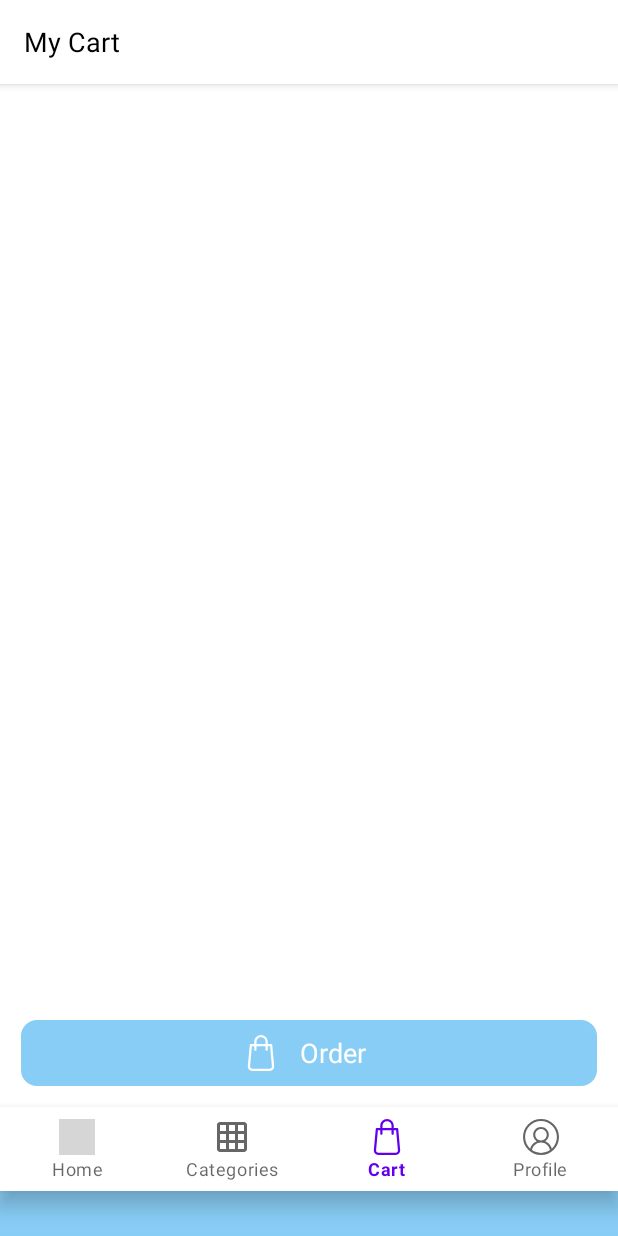
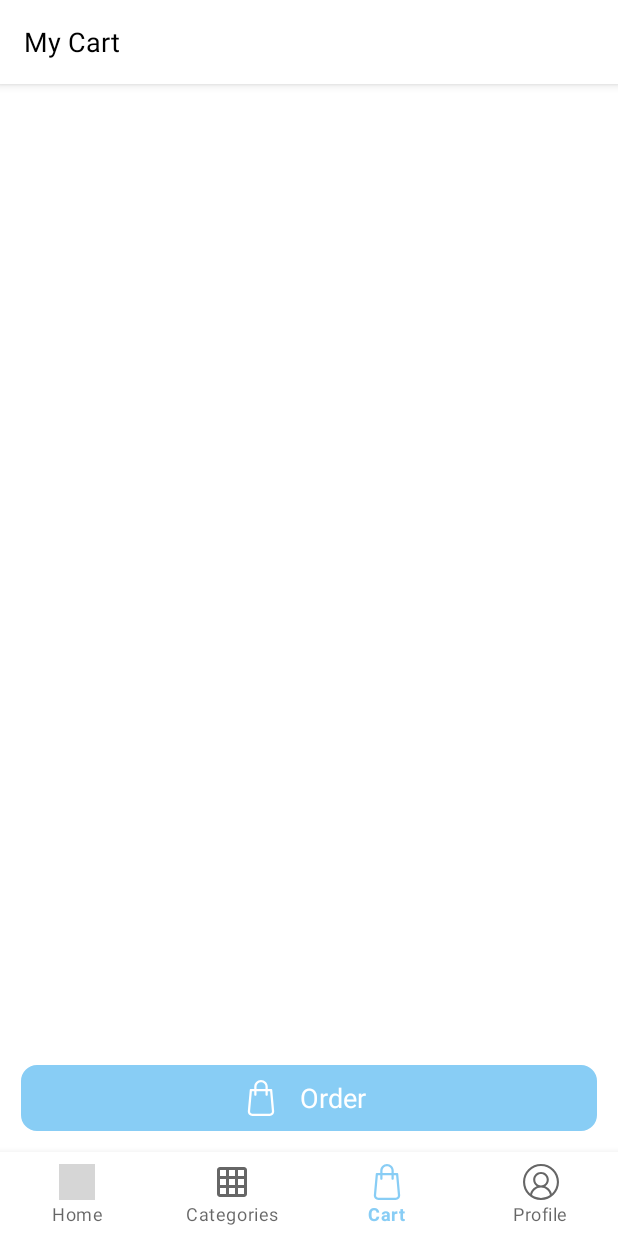
Before and after one commit to Rabinagurung/medlife, an Android app: the HomeFragment screen opened directly, with no data from a screen before it, item 3 of the bottom bar chosen, on a phone screen of 412 x 824 dp. Run offline under Robolectric (Android 15) with nearby library versions, the phone set to English and light mode, and no system bars; libraries missing offline, so code that uses them is left out: com.smarteist.autoimageslider; 2 statements that could not run were skipped; grey boxes are pictures that could not be loaded.

Commit message:
minor fix

```diff
--- a/app/src/main/res/layout/activity_main.xml
+++ b/app/src/main/res/layout/activity_main.xml
@@ -24,12 +24,15 @@
 
     <com.google.android.material.bottomnavigation.BottomNavigationView
         android:id="@+id/homeBottomNav"
+        android:layout_alignParentBottom="true"
         android:layout_width="match_parent"
         android:layout_height="wrap_content"
         android:layout_above="@id/bottom_content"
         app:labelVisibilityMode="labeled"
         app:menu="@menu/bottom_nav" />
+
     <LinearLayout
+        android:visibility="gone"
         android:id="@+id/bottom_content"
         android:layout_width="match_parent"
         android:layout_height="30dp"
--- a/app/src/main/res/values/colors.xml
+++ b/app/src/main/res/values/colors.xml
@@ -3,8 +3,8 @@
 
 
     <color name="purple_200">#FFBB86FC</color>
-    <color name="purple_500">#FF6200EE</color>
-    <color name="purple_700">#FF3700B3</color>
+    <color name="purple_500">#88CDF5</color>
+    <color name="purple_700">#88CDF5</color>
     <color name="teal_200">#FF03DAC5</color>
     <color name="teal_700">#FF018786</color>
     <color name="black">#FF000000</color>
--- a/app/src/main/res/values/themes.xml
+++ b/app/src/main/res/values/themes.xml
@@ -15,7 +15,14 @@
     </style>
 
     <style name="Theme.HomeTheme" parent="Theme.MaterialComponents.DayNight.NoActionBar">
-
-
+        <item name="colorPrimary">@color/blue</item>
+        <item name="colorPrimaryVariant">@color/blue</item>
+        <item name="colorOnPrimary">@color/white</item>
+        <!-- Secondary brand color. -->
+        <item name="colorSecondary">@color/teal_200</item>
+        <item name="colorSecondaryVariant">@color/teal_700</item>
+        <item name="colorOnSecondary">@color/black</item>
+        <!-- Status bar color. -->
+        <item name="android:statusBarColor" tools:targetApi="l">?attr/colorPrimaryVariant</item>
     </style>
 </resources>
```
Also changed, not shown: app/src/main/AndroidManifest.xml (+12 -12 lines), app/src/main/res/layout/fragment_home.xml (+2 -7 lines).
